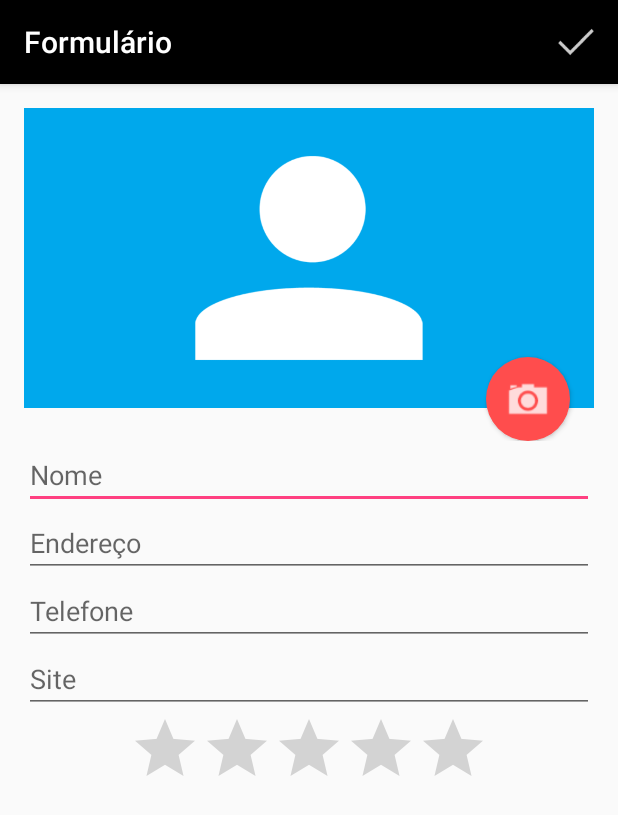
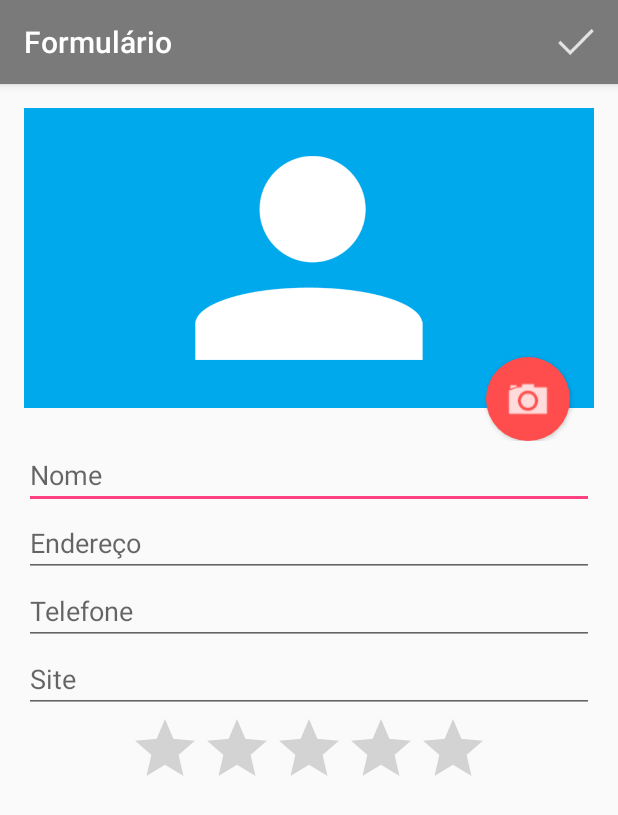
Before and after one commit to vandersonmaroni/agenda_android, an Android app: the FormularioActivity screen opened directly, with no data from a screen before it, on a phone screen of 412 x 824 dp. Shown: the top 815 px of the screen. Run offline under Robolectric (Android 15) with nearby library versions, the phone set to English and light mode, and no system bars.

Commit message:
Refatorando código

```diff
--- a/app/src/main/AndroidManifest.xml
+++ b/app/src/main/AndroidManifest.xml
@@ -3,6 +3,7 @@
     package="io.maroni.agenda">
 
     <uses-permission android:name="android.permission.CALL_PHONE" />
+    <uses-permission android:name="android.permission.RECEIVE_SMS" />
 
     <application
         android:allowBackup="true"
@@ -22,6 +23,11 @@
             android:name=".FormularioActivity"
             android:label="@string/formulario_name">
         </activity>
+        <receiver android:name=".receiver.SMSReceiver">
+            <intent-filter>
+                <action android:name="android.provider.Telephony.SMS_RECEIVED" />
+            </intent-filter>
+        </receiver>
     </application>
 
 </manifest>
--- a/app/src/main/res/values/colors.xml
+++ b/app/src/main/res/values/colors.xml
@@ -1,7 +1,7 @@
 <?xml version="1.0" encoding="utf-8"?>
 <resources>
-    <color name="colorPrimary">#000000</color>
-    <color name="colorPrimaryDark">#303F9F</color>
+    <color name="colorPrimary">#7A7A7A</color>
+    <color name="colorPrimaryDark">#000000</color>
     <color name="colorAccent">#FF4081</color>
     <color name="colorFundoBotao">#FF4D4D</color>
     <color name="colorTextoBotao">#FFFFFF</color>
```
Also changed, not shown: app/src/main/java/io/maroni/agenda/receiver/SMSReceiver.java (added, +16 -0 lines).
